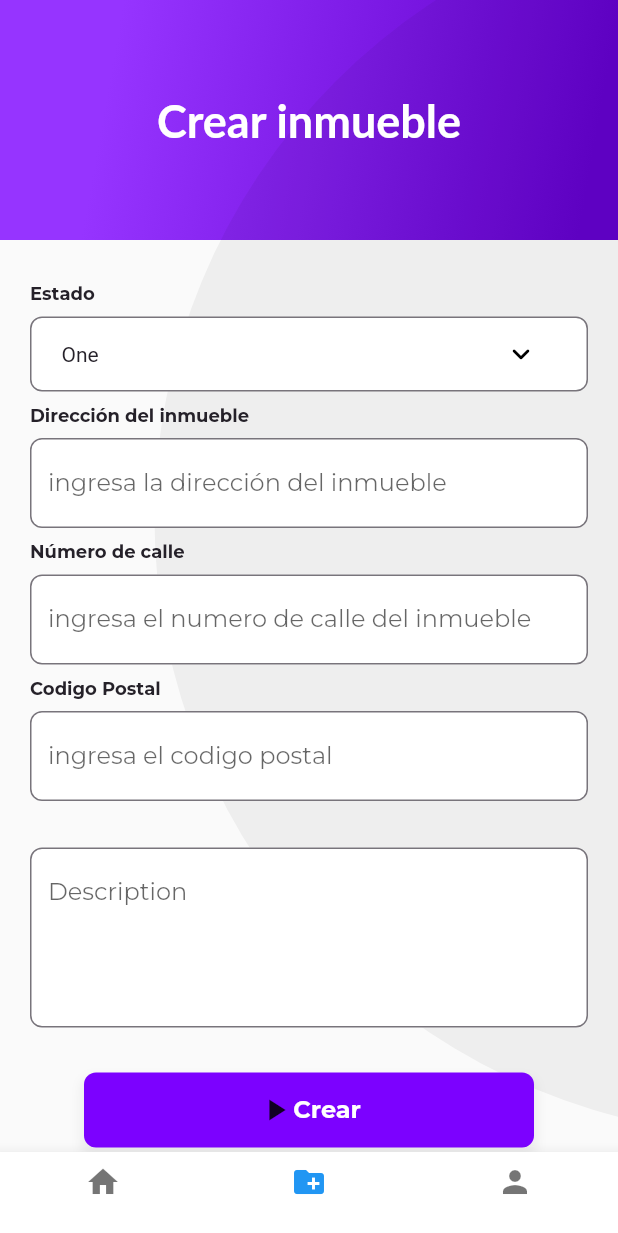
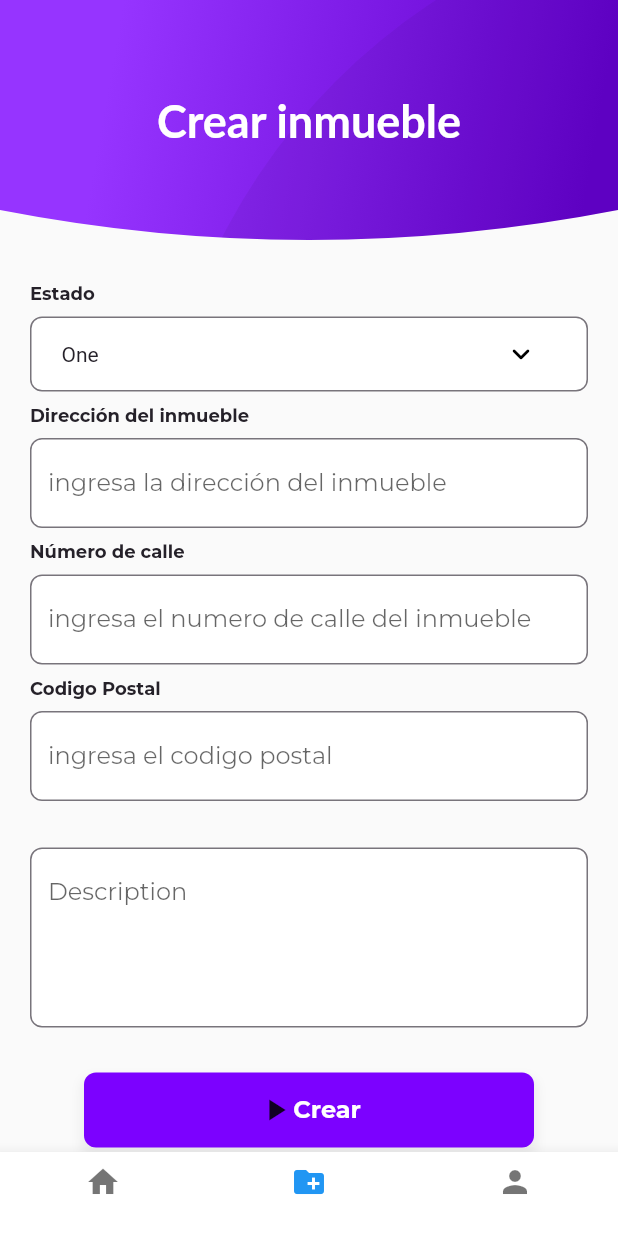
Before and after one commit to StevenRC2510/flutter-app, a Flutter app: the HermesApp screen opened directly, item 2 of the bottom bar chosen, on a phone screen of 412 x 824 dp. Shown: the top 1233 px of the screen. Run offline on Flutter 3.47's test engine with Material 2 defaults, Android fonts, the phone set to English and light mode, and no system bars; our stand-ins replace flutter_svg; missing offline and left inert: dart:ffi, generic_bloc_provider; network calls fail; Roboto replaces fonts that are missing (Lato).

Commit message:
flutter path

```diff
--- a/lib/widgets/header_gradient.dart
+++ b/lib/widgets/header_gradient.dart
@@ -1,8 +1,33 @@
 import 'package:flutter/material.dart';
 
+class ClipPathClass extends CustomClipper<Path> {
+  @override
+  Path getClip(Size size) {
+    var path = Path();
+    final double curvePath = size.height - 20;
+    path.lineTo(0.0, curvePath);
+
+    var firstControlPoint = Offset(size.width / 4, size.height);
+    var firstPoint = Offset(size.width / 2, size.height);
+    path.quadraticBezierTo(firstControlPoint.dx, firstControlPoint.dy,
+        firstPoint.dx, firstPoint.dy);
+
+    var secondControlPoint = Offset(size.width - (size.width / 4), size.height);
+    var secondPoint = Offset(size.width, curvePath);
+    path.quadraticBezierTo(secondControlPoint.dx, secondControlPoint.dy,
+        secondPoint.dx, secondPoint.dy);
+
+    path.lineTo(size.width, 0.0);
+    path.close();
+
+    return path;
+  }
+
+  @override
+  bool shouldReclip(CustomClipper<Path> oldClipper) => false;
+}
+
 class HeaderGradient extends StatelessWidget {
-
-
   late final double height;
 
   HeaderGradient({Key? key, this.height = 0.0}) : super(key: key);
@@ -14,25 +39,22 @@ class HeaderGradient extends StatelessWidget {
     double screenHeight = MediaQuery.of(context).size.height;
     double screenWidth = MediaQuery.of(context).size.width;
 
-    if(height == null){
+    if (height == null) {
       height = screenHeight;
     }
 
-    return Container(
+    return ClipPath(
+      clipper: ClipPathClass(),
+      child: Container(
         width: screenWidth,
         height: height,
         decoration: const BoxDecoration(
             gradient: LinearGradient(
-              colors: [
-                Color(0xFF9634FF),
-                Color(0xFF6301CC)
-              ],
+                colors: [Color(0xFF9634FF), Color(0xFF6301CC)],
                 begin: FractionalOffset(0.2, 0.0),
                 end: FractionalOffset(1.5, 0.6),
                 stops: [0.0, 0.6],
-              tileMode: TileMode.clamp
-          )
-      ),
+                tileMode: TileMode.clamp)),
         child: FittedBox(
           fit: BoxFit.none,
           alignment: const Alignment(-1.5, -0.8),
@@ -41,11 +63,13 @@ class HeaderGradient extends StatelessWidget {
             height: screenHeight,
             decoration: BoxDecoration(
               color: const Color.fromRGBO(0, 0, 0, 0.05),
-            borderRadius: BorderRadius.circular(screenHeight / 2),
+              borderRadius: BorderRadius.only(
+                  topLeft: Radius.circular(screenHeight),
+                  topRight: Radius.circular(screenHeight)),
+            ),
           ),
         ),
       ),
     );
   }
-
 }
```
Lines whose indentation alone changed are shown as unchanged.
